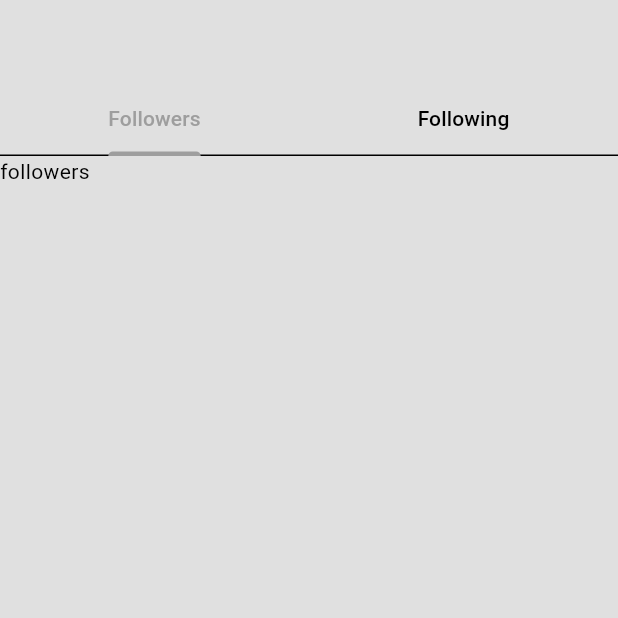
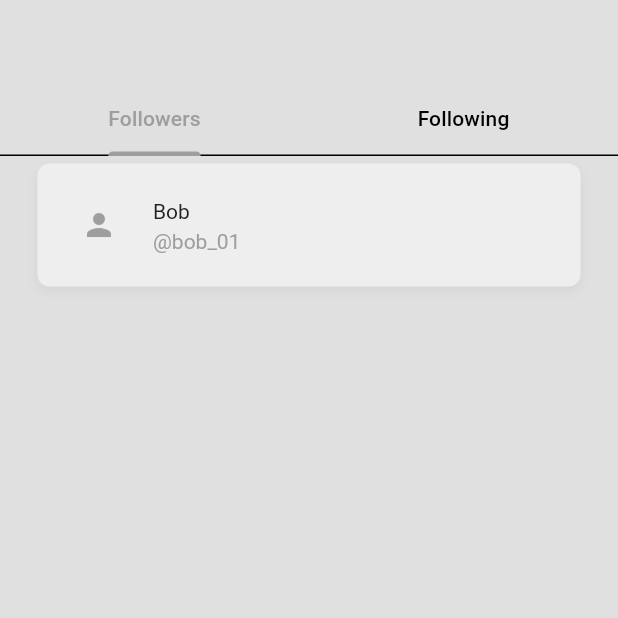
Before and after one commit to Schlegelk/mobile_programming, a Flutter app: the screen it shows after launch, on a phone screen of 412 x 824 dp, the top half of it. Run offline on Flutter 3.47's test engine with Material 3 defaults, Android fonts, the phone set to English and light mode, and no system bars.

Commit message:
user tile design, user list builder

```diff
--- /dev/null
+++ b/lib/components/my_user_tile.dart
@@ -0,0 +1,10 @@
+import 'package:flutter/material.dart';
+
+class MyWidget extends StatelessWidget {
+  const MyWidget({super.key});
+
+  @override
+  Widget build(BuildContext context) {
+    return Container();
+  }
+}
--- a/lib/pages/follow_list_page.dart
+++ b/lib/pages/follow_list_page.dart
@@ -14,14 +14,65 @@ class _MyWidgetState extends State<MyWidget> {
     return DefaultTabController(
       length: 2,
       child: Scaffold(
-          appBar: AppBar(
-            bottom: const TabBar(
-              tabs: [Tab(text: "Followers"), Tab(text: "Following")],
+        appBar: AppBar(
+          bottom: const TabBar(
+            tabs: [Tab(text: "Followers"), Tab(text: "Following")],
+          ),
+        ),
+        body: Container(
+          margin: EdgeInsets.symmetric(horizontal: 25, vertical: 5),
+          decoration: BoxDecoration(
+            color: Theme.of(context).colorScheme.secondary,
+            borderRadius: BorderRadius.circular(8),
+            boxShadow: [
+              BoxShadow(
+                color: Colors.black.withOpacity(0.05),
+                blurRadius: 6,
+                offset: Offset(0, 3),
+              ),
+            ],
+          ),
+          child: Padding(
+            padding: const EdgeInsets.all(5.0),
+            child: ListTile(
+              // test name
+              title: Text("Bob"),
+              titleTextStyle: TextStyle(
+                  color: Theme.of(context).colorScheme.inversePrimary),
+
+              subtitle: Text('@bob_01'),
+              subtitleTextStyle:
+                  TextStyle(color: Theme.of(context).colorScheme.primary),
+
+              leading: Padding(
+                padding: const EdgeInsets.all(8.0),
+                child: Icon(
+                  Icons.person,
+                  color: Theme.of(context).colorScheme.primary,
+                ),
+              ),
             ),
           ),
-          body: const TabBarView(
-            children: [Text("followers"), Text("following")],
-          )),
+        ),
+      ),
     );
   }
 }
+
+Widget _buildUserList(List userList, String message) {
+  return userList.isEmpty
+      ? Center(
+          child: Text(message),
+        )
+      : ListView.builder(
+          itemCount: userList.length,
+          itemBuilder: (context, index) {
+            // getting user list from user profile
+            // return a List Tile based on index
+            final user = userList[index];
+            return ListTile(
+              title: Text(user.name),
+            );
+          },
+        );
+}
```
